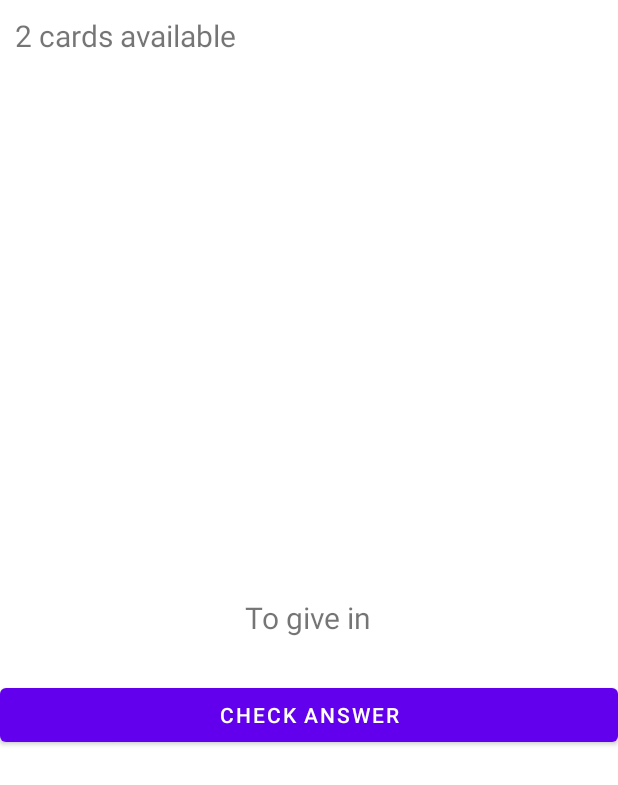
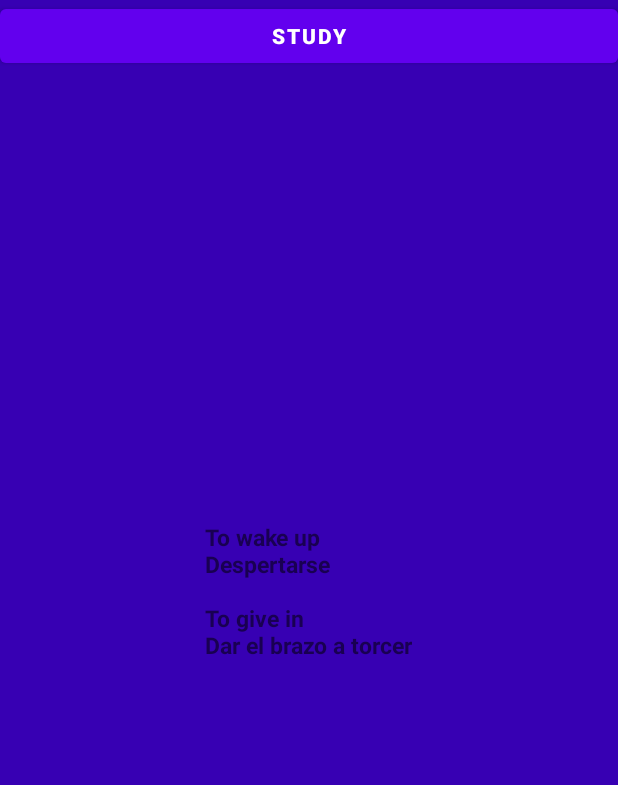
Before and after one commit to frankdelpiero/Moviles, an Android app: the screen it shows after launch (TitleActivity), after a tap on "Cards", on a phone screen of 412 x 824 dp. Shown: the top 785 px of the screen. Run offline under Robolectric (Android 15) with nearby library versions, the phone set to English and light mode, and no system bars; our stand-ins replace Timber, data binding.

Commit message:
Apartado 21 OK

```diff
--- a/app/build.gradle
+++ b/app/build.gradle
@@ -44,6 +44,8 @@ dependencies {
     implementation 'com.google.android.material:material:1.3.0'
     implementation 'androidx.constraintlayout:constraintlayout:2.0.4'
     implementation 'com.jakewharton.timber:timber:4.7.1'
+    implementation "androidx.navigation:navigation-fragment-ktx:$navigationVersion"
+    implementation "androidx.navigation:navigation-ui-ktx:$navigationVersion"
     implementation 'androidx.lifecycle:lifecycle-extensions:2.2.0'
     implementation 'androidx.legacy:legacy-support-v4:1.0.0'
     testImplementation 'junit:junit:4.+'
--- /dev/null
+++ b/app/src/main/java/es/uam/eps/dadm/cards/CardListFragment.kt
@@ -0,0 +1,51 @@
+package es.uam.eps.dadm.cards
+
+import android.os.Bundle
+import android.view.LayoutInflater
+import android.view.View
+import android.view.ViewGroup
+import android.widget.Toast
+import androidx.databinding.DataBindingUtil
+import androidx.fragment.app.Fragment
+import androidx.navigation.findNavController
+import es.uam.eps.dadm.cards.databinding.FragmentCardListBinding
+import es.uam.eps.dadm.cards.databinding.FragmentTitleBinding
+import timber.log.Timber
+import java.time.LocalDateTime
+
+class CardListFragment: Fragment(){
+    var estudios:String = ""
+    override fun onCreateView(
+            inflater: LayoutInflater, container: ViewGroup?,
+            savedInstanceState: Bundle?
+    ): View? {
+        val binding = DataBindingUtil.inflate<FragmentCardListBinding>(
+                inflater,
+                R.layout.fragment_card_list,
+                container,
+                false)
+        for (c in CardsApplication.cards){
+            if(c.isDue(LocalDateTime.now())){
+                estudios+=c.question
+                estudios+= "\n"
+                estudios+= c.answer
+                estudios+= "\n"
+                estudios+= "\n"
+            }
+        }
+
+        binding.studyQuestions.text = estudios
+        estudios= ""
+        binding.buttonQuestion.setOnClickListener { view ->
+            if (CardsApplication.numberOfCardsLeft()  > 0)
+                view.findNavController().navigate(R.id.action_cardListFragment_to_studyFragment2)
+            else
+                Toast.makeText(activity, R.string.No_cards, Toast.LENGTH_SHORT).show()
+        }
+
+        return binding.root
+
+
+    }
+
+}
--- a/app/src/main/java/es/uam/eps/dadm/cards/CardsApplication.kt
+++ b/app/src/main/java/es/uam/eps/dadm/cards/CardsApplication.kt
@@ -2,6 +2,8 @@ package es.uam.eps.dadm.cards
 
 import android.app.Application
 import timber.log.Timber
+import java.time.LocalDateTime
+
 
 
 class CardsApplication: Application() {
@@ -15,8 +17,22 @@ class CardsApplication: Application() {
         Timber.plant(Timber.DebugTree())
 
     }
+
     companion object {
+        fun numberOfCardsLeft(): Int {
+            Timber.i("BOXBOXBOX")
+            for (card in cards){
+                Timber.i("Cartas: ${card.question} ${card.answer}  ${card.nextPracticeDate} ${card.easiness}")
+                if (card.isDue(LocalDateTime.now())){
+
+                    return 1
+                }
+            }
+            return 0
+        }
+
         var cards: MutableList<Card> = mutableListOf<Card>()
+
     }
 
 }
--- a/app/src/main/java/es/uam/eps/dadm/cards/StudyFragment.kt
+++ b/app/src/main/java/es/uam/eps/dadm/cards/StudyFragment.kt
@@ -48,7 +48,6 @@ class StudyFragment : Fragment() {
             }
 
          */
-        Timber.i("OIGA USTE")
     }
 
 
--- a/app/src/main/java/es/uam/eps/dadm/cards/TitleActivity.kt
+++ b/app/src/main/java/es/uam/eps/dadm/cards/TitleActivity.kt
@@ -8,18 +8,9 @@ import androidx.databinding.DataBindingUtil
 import es.uam.eps.dadm.cards.databinding.ActivityTitleBinding
 import timber.log.Timber
 
-class TitleActivity : AppCompatActivity(),TitleFragment.onTitleFragmentInteractionListener {
+class TitleActivity : AppCompatActivity() {
     lateinit var binding: ActivityTitleBinding
 
-    override fun onStudy() {
-        var fragment = StudyFragment()
-
-        supportFragmentManager
-                ?.beginTransaction()
-                ?.replace(R.id.fragment_container, fragment)
-                .addToBackStack(null)
-                ?.commit()
-    }
 
     override fun onCreate(savedInstanceState: Bundle?) {
         super.onCreate(savedInstanceState)
@@ -27,14 +18,14 @@ class TitleActivity : AppCompatActivity(),TitleFragment.onTitleFragmentInteracti
         binding = DataBindingUtil.setContentView(this, R.layout.activity_title)
         supportActionBar?.hide()
         var fragment = supportFragmentManager //Lista de fragmentos
-                .findFragmentById(R.id.fragment_container)
+                .findFragmentById(R.id.navHostFragment)
 
         if (fragment == null){ //En caso de que sea la primera vez que registramos el fragmento
             fragment = TitleFragment()
 
             supportFragmentManager
                     .beginTransaction()
-                    .add(R.id.fragment_container, fragment)
+                    .add(R.id.navHostFragment, fragment)
                     .commit()
         }
     }
--- a/app/src/main/java/es/uam/eps/dadm/cards/TitleFragment.kt
+++ b/app/src/main/java/es/uam/eps/dadm/cards/TitleFragment.kt
@@ -7,7 +7,9 @@ import androidx.fragment.app.Fragment
 import android.view.LayoutInflater
 import android.view.View
 import android.view.ViewGroup
+import android.widget.Toast
 import androidx.databinding.DataBindingUtil
+import androidx.navigation.findNavController
 import es.uam.eps.dadm.cards.databinding.ActivityStudyBinding
 import es.uam.eps.dadm.cards.databinding.FragmentTitleBinding
 import timber.log.Timber
@@ -24,26 +26,9 @@ private const val ARG_PARAM2 = "param2"
  */
 class TitleFragment : Fragment() {
 
-    interface onTitleFragmentInteractionListener {
-        fun onStudy()
-    }
-    var listener: onTitleFragmentInteractionListener? = null // Asigno a listener el fragmetnos a solicitar
-
-
-    override fun onAttach(context: Context) {
-        super.onAttach(context)
-        listener = context as onTitleFragmentInteractionListener?
-    }
-
-    override fun onDetach() {
-        super.onDetach()
-        listener = null
-    }
-
     // TODO: Rename and change types of parameters
     private var param1: String? = null
     private var param2: String? = null
-
     override fun onCreate(savedInstanceState: Bundle?) {
         super.onCreate(savedInstanceState)
         arguments?.let {
@@ -62,10 +47,13 @@ class TitleFragment : Fragment() {
             R.layout.fragment_title,
             container,
             false)
-        binding.cardsTitleTextView.setOnClickListener {
-            Timber.i("AYUDDDAAA")
-            //startActivity(Intent(activity, StudyActivity::class.java))
-            listener?.onStudy()
+
+        binding.cardsTitleTextView.setOnClickListener { view ->
+            Timber.i("Left cards ")
+            if (CardsApplication.numberOfCardsLeft()  > 0)
+                view.findNavController().navigate(R.id.action_titleFragment_to_cardListFragment)
+            else
+                Toast.makeText(activity, R.string.No_cards, Toast.LENGTH_SHORT).show()
         }
 
         return binding.root
--- a/app/src/main/res/layout/activity_title.xml
+++ b/app/src/main/res/layout/activity_title.xml
@@ -1,9 +1,18 @@
-<layout xmlns:android="http://schemas.android.com/apk/res/android">
+<layout xmlns:android="http://schemas.android.com/apk/res/android"
+    xmlns:app="http://schemas.android.com/apk/res-auto">
 
-    <FrameLayout
-        android:id="@+id/fragment_container"
+    <LinearLayout
         android:layout_width="match_parent"
-        android:layout_height="match_parent">
-    </FrameLayout>
+        android:layout_height="match_parent"
+        android:orientation="vertical">
+
+        <fragment
+            android:id="@+id/navHostFragment"
+            android:name="androidx.navigation.fragment.NavHostFragment"
+            android:layout_width="match_parent"
+            android:layout_height="match_parent"
+            app:navGraph="@navigation/navigation"
+            app:defaultNavHost="true" />
+    </LinearLayout>
 
 </layout>
--- /dev/null
+++ b/app/src/main/res/layout/fragment_card_list.xml
@@ -0,0 +1,28 @@
+<?xml version="1.0" encoding="utf-8"?>
+<layout xmlns:android="http://schemas.android.com/apk/res/android">
+
+    <RelativeLayout
+        android:layout_width="match_parent"
+        android:layout_height="match_parent"
+        android:background="@color/design_default_color_primary_variant">
+
+        <TextView
+            android:id="@+id/studyQuestions"
+            android:layout_width="wrap_content"
+            android:layout_height="wrap_content"
+            android:layout_centerInParent="true"
+            android:text="preguntas"
+            android:textSize="15sp"
+            android:textStyle="bold" />
+
+        <Button
+            android:id="@+id/buttonQuestion"
+            android:layout_width="match_parent"
+            android:layout_height="wrap_content"
+
+            android:layout_marginBottom="-198dp"
+            android:text="@{@string/buttonQuestion}"
+            android:textStyle="bold" />
+    </RelativeLayout>
+
+</layout>
--- a/app/src/main/res/layout/fragment_study.xml
+++ b/app/src/main/res/layout/fragment_study.xml
@@ -57,7 +57,7 @@
             android:id="@+id/separator_view"
             android:layout_below="@id/question_text_view"
             android:layout_width="match_parent"
-            android:layout_marginVertical="10dp"
+            android:layout_marginVertical="3dp"
             android:layout_marginHorizontal="30dp"
             android:layout_height="1dp"
             android:visibility="@{studyViewModel.card.answered ? View.VISIBLE : View.INVISIBLE}"
--- /dev/null
+++ b/app/src/main/res/navigation/navigation.xml
@@ -0,0 +1,32 @@
+<?xml version="1.0" encoding="utf-8"?>
+<navigation xmlns:android="http://schemas.android.com/apk/res/android"
+    xmlns:app="http://schemas.android.com/apk/res-auto"
+    xmlns:tools="http://schemas.android.com/tools"
+    android:id="@+id/navHostFragment"
+    app:startDestination="@id/titleFragment">
+    <fragment
+        android:id="@+id/titleFragment"
+        android:name="es.uam.eps.dadm.cards.TitleFragment"
+        android:label="TitleFragment"
+        tools:layout="@layout/fragment_title">
+        <action
+            android:id="@+id/action_titleFragment_to_cardListFragment"
+            app:destination="@id/cardListFragment" />
+    </fragment>
+    <fragment
+        android:id="@+id/studyFragment2"
+        android:name="es.uam.eps.dadm.cards.StudyFragment"
+        android:label="StudyFragment"
+        tools:layout="@layout/fragment_study"
+        />
+    <fragment
+        android:id="@+id/cardListFragment"
+        android:name="es.uam.eps.dadm.cards.CardListFragment"
+        android:label="CardListFragment"
+        tools:layout="@layout/fragment_card_list">
+        <action
+            android:id="@+id/action_cardListFragment_to_studyFragment2"
+            app:destination="@id/studyFragment2" />
+    </fragment>
+
+</navigation>
--- a/app/src/main/res/values/strings.xml
+++ b/app/src/main/res/values/strings.xml
@@ -9,6 +9,7 @@
     <string name="No_cards">No cards avaiable</string>
     <string name="cards_left_format"> %d cards available</string>
     <string name="subtitle_text">Touch to study</string>
+    <string name="buttonQuestion">STUDY</string>
 
 
 
--- a/build.gradle
+++ b/build.gradle
@@ -1,6 +1,7 @@
 // Top-level build file where you can add configuration options common to all sub-projects/modules.
 buildscript {
-    ext.kotlin_version = "1.3.72"
+    ext.kotlin_version = '1.4.21'
+    ext.navigationVersion = '2.3.4'
     repositories {
         google()
         jcenter()
```
Also changed, not shown: 1 other file.
